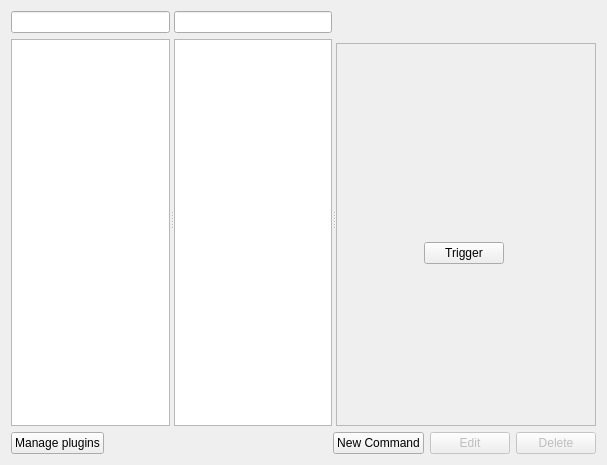
Qt form simon/src/simonactionsui/rundialog.ui (KDE/simon) before a commit.
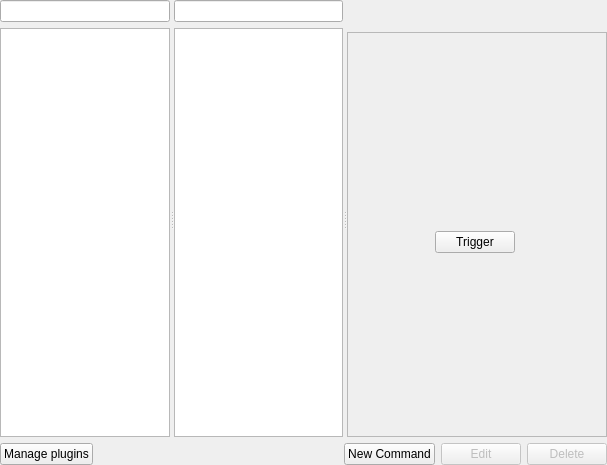
The same form after that commit. Icons and pictures are not drawn. Custom widgets are drawn as their Qt base class.

```diff
--- a/simon/src/simonactionsui/rundialog.ui
+++ b/simon/src/simonactionsui/rundialog.ui
@@ -18,6 +18,9 @@
     <normaloff>../../../../../trunk/simon/src/simonactionsui</normaloff>../../../../../trunk/simon/src/simonactionsui</iconset>
   </property>
   <layout class="QVBoxLayout" name="verticalLayout_5">
+   <property name="margin">
+    <number>0</number>
+   </property>
    <item>
     <widget class="QSplitter" name="splitter_2">
      <property name="orientation">
@@ -27,7 +30,7 @@
       <property name="orientation">
        <enum>Qt::Horizontal</enum>
       </property>
-      <widget class="QWidget" name="">
+      <widget class="QWidget" name="layoutWidget">
        <layout class="QVBoxLayout" name="verticalLayout_4">
         <item>
          <widget class="KLineEdit" name="leActionsFilter">
@@ -47,7 +50,7 @@
         </item>
        </layout>
       </widget>
-      <widget class="QWidget" name="">
+      <widget class="QWidget" name="layoutWidget">
        <layout class="QVBoxLayout" name="verticalLayout_3">
         <item>
          <widget class="KLineEdit" name="leCommandsFilter">
@@ -68,7 +71,7 @@
        </layout>
       </widget>
      </widget>
-     <widget class="QWidget" name="">
+     <widget class="QWidget" name="layoutWidget">
       <layout class="QVBoxLayout" name="verticalLayout_2">
        <item>
         <layout class="QHBoxLayout" name="horizontalLayout">
@@ -142,7 +145,7 @@
             <x>0</x>
             <y>0</y>
             <width>254</width>
-            <height>378</height>
+            <height>191</height>
            </rect>
           </property>
           <widget class="QFrame" name="frmCommandInfo">
@@ -427,16 +430,16 @@
   </layout>
  </widget>
  <customwidgets>
-  <customwidget>
-   <class>KPushButton</class>
-   <extends>QPushButton</extends>
-   <header>kpushbutton.h</header>
-  </customwidget>
   <customwidget>
    <class>KLineEdit</class>
    <extends>QLineEdit</extends>
    <header>klineedit.h</header>
   </customwidget>
+  <customwidget>
+   <class>KPushButton</class>
+   <extends>QPushButton</extends>
+   <header>kpushbutton.h</header>
+  </customwidget>
  </customwidgets>
  <resources/>
  <connections/>
```
Left out of the diff: 4 changed lines with no effect on the pictures.
